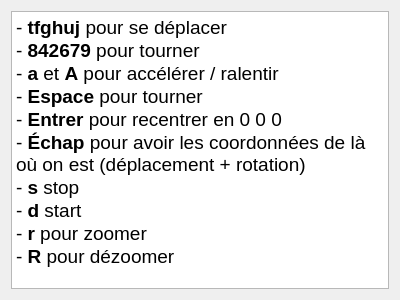
ptilulu/Moteur_4_temps_3D_OpenGL, file aidebutton.ui: the form before one commit.
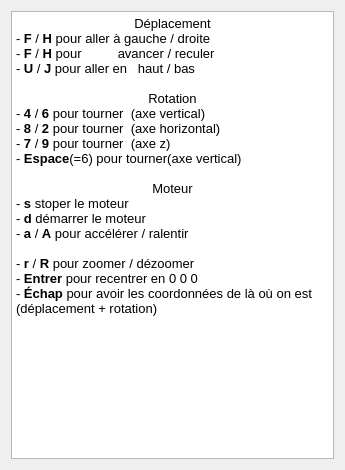
The form after the commit.

Diff of the .ui file:
```diff
--- a/aidebutton.ui
+++ b/aidebutton.ui
@@ -6,8 +6,8 @@
    <rect>
     <x>0</x>
     <y>0</y>
-    <width>400</width>
-    <height>300</height>
+    <width>345</width>
+    <height>470</height>
    </rect>
   </property>
   <property name="windowTitle">
@@ -20,17 +20,26 @@
       <string>&lt;!DOCTYPE HTML PUBLIC &quot;-//W3C//DTD HTML 4.0//EN&quot; &quot;http://www.w3.org/TR/REC-html40/strict.dtd&quot;&gt;
 &lt;html&gt;&lt;head&gt;&lt;meta name=&quot;qrichtext&quot; content=&quot;1&quot; /&gt;&lt;style type=&quot;text/css&quot;&gt;
 p, li { white-space: pre-wrap; }
-&lt;/style&gt;&lt;/head&gt;&lt;body style=&quot; font-family:'MS Shell Dlg 2'; font-size:8.25pt; font-weight:400; font-style:normal;&quot;&gt;
-&lt;p style=&quot; margin-top:0px; margin-bottom:0px; margin-left:0px; margin-right:0px; -qt-block-indent:0; text-indent:0px;&quot;&gt;&lt;span style=&quot; font-size:14pt;&quot;&gt;- &lt;/span&gt;&lt;span style=&quot; font-size:14pt; font-weight:600;&quot;&gt;tfghuj&lt;/span&gt;&lt;span style=&quot; font-size:14pt;&quot;&gt; pour se déplacer&lt;/span&gt;&lt;/p&gt;
-&lt;p style=&quot; margin-top:0px; margin-bottom:0px; margin-left:0px; margin-right:0px; -qt-block-indent:0; text-indent:0px;&quot;&gt;&lt;span style=&quot; font-size:14pt;&quot;&gt;- &lt;/span&gt;&lt;span style=&quot; font-size:14pt; font-weight:600;&quot;&gt;842679&lt;/span&gt;&lt;span style=&quot; font-size:14pt;&quot;&gt; pour tourner&lt;/span&gt;&lt;/p&gt;
-&lt;p style=&quot; margin-top:0px; margin-bottom:0px; margin-left:0px; margin-right:0px; -qt-block-indent:0; text-indent:0px;&quot;&gt;&lt;span style=&quot; font-size:14pt;&quot;&gt;- &lt;/span&gt;&lt;span style=&quot; font-size:14pt; font-weight:600;&quot;&gt;a&lt;/span&gt;&lt;span style=&quot; font-size:14pt;&quot;&gt; et &lt;/span&gt;&lt;span style=&quot; font-size:14pt; font-weight:600;&quot;&gt;A&lt;/span&gt;&lt;span style=&quot; font-size:14pt;&quot;&gt; pour accélérer / ralentir &lt;/span&gt;&lt;/p&gt;
-&lt;p style=&quot; margin-top:0px; margin-bottom:0px; margin-left:0px; margin-right:0px; -qt-block-indent:0; text-indent:0px;&quot;&gt;&lt;span style=&quot; font-size:14pt;&quot;&gt;- &lt;/span&gt;&lt;span style=&quot; font-size:14pt; font-weight:600;&quot;&gt;Espace&lt;/span&gt;&lt;span style=&quot; font-size:14pt;&quot;&gt; pour tourner&lt;/span&gt;&lt;/p&gt;
-&lt;p style=&quot; margin-top:0px; margin-bottom:0px; margin-left:0px; margin-right:0px; -qt-block-indent:0; text-indent:0px;&quot;&gt;&lt;span style=&quot; font-size:14pt;&quot;&gt;- &lt;/span&gt;&lt;span style=&quot; font-size:14pt; font-weight:600;&quot;&gt;Entrer&lt;/span&gt;&lt;span style=&quot; font-size:14pt;&quot;&gt; pour recentrer en 0 0 0&lt;/span&gt;&lt;/p&gt;
-&lt;p style=&quot; margin-top:0px; margin-bottom:0px; margin-left:0px; margin-right:0px; -qt-block-indent:0; text-indent:0px;&quot;&gt;&lt;span style=&quot; font-size:14pt;&quot;&gt;- &lt;/span&gt;&lt;span style=&quot; font-size:14pt; font-weight:600;&quot;&gt;Échap&lt;/span&gt;&lt;span style=&quot; font-size:14pt;&quot;&gt; pour avoir les coordonnées de là où on est (déplacement + rotation)&lt;/span&gt;&lt;/p&gt;
-&lt;p style=&quot; margin-top:0px; margin-bottom:0px; margin-left:0px; margin-right:0px; -qt-block-indent:0; text-indent:0px;&quot;&gt;&lt;span style=&quot; font-size:14pt;&quot;&gt;- &lt;/span&gt;&lt;span style=&quot; font-size:14pt; font-weight:600;&quot;&gt;s&lt;/span&gt;&lt;span style=&quot; font-size:14pt;&quot;&gt; stop&lt;/span&gt;&lt;/p&gt;
-&lt;p style=&quot; margin-top:0px; margin-bottom:0px; margin-left:0px; margin-right:0px; -qt-block-indent:0; text-indent:0px;&quot;&gt;&lt;span style=&quot; font-size:14pt;&quot;&gt;- &lt;/span&gt;&lt;span style=&quot; font-size:14pt; font-weight:600;&quot;&gt;d&lt;/span&gt;&lt;span style=&quot; font-size:14pt;&quot;&gt; start&lt;/span&gt;&lt;/p&gt;
-&lt;p style=&quot; margin-top:0px; margin-bottom:0px; margin-left:0px; margin-right:0px; -qt-block-indent:0; text-indent:0px;&quot;&gt;&lt;span style=&quot; font-size:14pt;&quot;&gt;- &lt;/span&gt;&lt;span style=&quot; font-size:14pt; font-weight:600;&quot;&gt;r&lt;/span&gt;&lt;span style=&quot; font-size:14pt;&quot;&gt; pour zoomer&lt;/span&gt;&lt;/p&gt;
-&lt;p style=&quot; margin-top:0px; margin-bottom:0px; margin-left:0px; margin-right:0px; -qt-block-indent:0; text-indent:0px;&quot;&gt;&lt;span style=&quot; font-size:14pt;&quot;&gt;- &lt;/span&gt;&lt;span style=&quot; font-size:14pt; font-weight:600;&quot;&gt;R&lt;/span&gt;&lt;span style=&quot; font-size:14pt;&quot;&gt; pour dézoomer&lt;/span&gt;&lt;/p&gt;&lt;/body&gt;&lt;/html&gt;</string>
+&lt;/style&gt;&lt;/head&gt;&lt;body style=&quot; font-family:'MS Shell Dlg 2'; font-size:7.8pt; font-weight:400; font-style:normal;&quot;&gt;
+&lt;p align=&quot;center&quot; style=&quot; margin-top:0px; margin-bottom:0px; margin-left:0px; margin-right:0px; -qt-block-indent:0; text-indent:0px;&quot;&gt;&lt;span style=&quot; font-size:10pt;&quot;&gt;Déplacement&lt;/span&gt;&lt;/p&gt;
+&lt;p style=&quot; margin-top:0px; margin-bottom:0px; margin-left:0px; margin-right:0px; -qt-block-indent:0; text-indent:0px;&quot;&gt;&lt;span style=&quot; font-size:10pt;&quot;&gt;- &lt;/span&gt;&lt;span style=&quot; font-size:10pt; font-weight:600;&quot;&gt;F&lt;/span&gt;&lt;span style=&quot; font-size:10pt;&quot;&gt; / &lt;/span&gt;&lt;span style=&quot; font-size:10pt; font-weight:600;&quot;&gt;H&lt;/span&gt;&lt;span style=&quot; font-size:10pt;&quot;&gt; pour aller à gauche / droite&lt;/span&gt;&lt;/p&gt;
+&lt;p style=&quot; margin-top:0px; margin-bottom:0px; margin-left:0px; margin-right:0px; -qt-block-indent:0; text-indent:0px;&quot;&gt;&lt;span style=&quot; font-size:10pt;&quot;&gt;- &lt;/span&gt;&lt;span style=&quot; font-size:10pt; font-weight:600;&quot;&gt;F&lt;/span&gt;&lt;span style=&quot; font-size:10pt;&quot;&gt; / &lt;/span&gt;&lt;span style=&quot; font-size:10pt; font-weight:600;&quot;&gt;H&lt;/span&gt;&lt;span style=&quot; font-size:10pt;&quot;&gt; pour          avancer / reculer&lt;/span&gt;&lt;/p&gt;
+&lt;p style=&quot; margin-top:0px; margin-bottom:0px; margin-left:0px; margin-right:0px; -qt-block-indent:0; text-indent:0px;&quot;&gt;&lt;span style=&quot; font-size:10pt;&quot;&gt;- &lt;/span&gt;&lt;span style=&quot; font-size:10pt; font-weight:600;&quot;&gt;U&lt;/span&gt;&lt;span style=&quot; font-size:10pt;&quot;&gt; / &lt;/span&gt;&lt;span style=&quot; font-size:10pt; font-weight:600;&quot;&gt;J&lt;/span&gt;&lt;span style=&quot; font-size:10pt;&quot;&gt; pour aller en   haut / bas&lt;/span&gt;&lt;/p&gt;
+&lt;p style=&quot;-qt-paragraph-type:empty; margin-top:0px; margin-bottom:0px; margin-left:0px; margin-right:0px; -qt-block-indent:0; text-indent:0px; font-size:10pt;&quot;&gt;&lt;br /&gt;&lt;/p&gt;
+&lt;p align=&quot;center&quot; style=&quot; margin-top:0px; margin-bottom:0px; margin-left:0px; margin-right:0px; -qt-block-indent:0; text-indent:0px;&quot;&gt;&lt;span style=&quot; font-size:10pt;&quot;&gt;Rotation&lt;/span&gt;&lt;/p&gt;
+&lt;p style=&quot; margin-top:0px; margin-bottom:0px; margin-left:0px; margin-right:0px; -qt-block-indent:0; text-indent:0px;&quot;&gt;&lt;span style=&quot; font-size:10pt;&quot;&gt;- &lt;/span&gt;&lt;span style=&quot; font-size:10pt; font-weight:600;&quot;&gt;4 &lt;/span&gt;&lt;span style=&quot; font-size:10pt;&quot;&gt;/&lt;/span&gt;&lt;span style=&quot; font-size:10pt; font-weight:600;&quot;&gt; 6&lt;/span&gt;&lt;span style=&quot; font-size:10pt;&quot;&gt; pour tourner  (axe vertical)&lt;/span&gt;&lt;/p&gt;
+&lt;p style=&quot; margin-top:0px; margin-bottom:0px; margin-left:0px; margin-right:0px; -qt-block-indent:0; text-indent:0px;&quot;&gt;&lt;span style=&quot; font-size:10pt;&quot;&gt;- &lt;/span&gt;&lt;span style=&quot; font-size:10pt; font-weight:600;&quot;&gt;8 &lt;/span&gt;&lt;span style=&quot; font-size:10pt;&quot;&gt;/ &lt;/span&gt;&lt;span style=&quot; font-size:10pt; font-weight:600;&quot;&gt;2 &lt;/span&gt;&lt;span style=&quot; font-size:10pt;&quot;&gt;pour tourner  (axe horizontal)&lt;/span&gt;&lt;/p&gt;
+&lt;p style=&quot; margin-top:0px; margin-bottom:0px; margin-left:0px; margin-right:0px; -qt-block-indent:0; text-indent:0px;&quot;&gt;&lt;span style=&quot; font-size:10pt;&quot;&gt;- &lt;/span&gt;&lt;span style=&quot; font-size:10pt; font-weight:600;&quot;&gt;7&lt;/span&gt;&lt;span style=&quot; font-size:10pt;&quot;&gt; / &lt;/span&gt;&lt;span style=&quot; font-size:10pt; font-weight:600;&quot;&gt;9 &lt;/span&gt;&lt;span style=&quot; font-size:10pt;&quot;&gt;pour tourner  (axe z)&lt;/span&gt;&lt;/p&gt;
+&lt;p style=&quot; margin-top:0px; margin-bottom:0px; margin-left:0px; margin-right:0px; -qt-block-indent:0; text-indent:0px;&quot;&gt;&lt;span style=&quot; font-size:10pt;&quot;&gt;- &lt;/span&gt;&lt;span style=&quot; font-size:10pt; font-weight:600;&quot;&gt;Espace&lt;/span&gt;&lt;span style=&quot; font-size:10pt;&quot;&gt;(=6) pour tourner(axe vertical)&lt;/span&gt;&lt;/p&gt;
+&lt;p style=&quot;-qt-paragraph-type:empty; margin-top:0px; margin-bottom:0px; margin-left:0px; margin-right:0px; -qt-block-indent:0; text-indent:0px; font-size:10pt;&quot;&gt;&lt;br /&gt;&lt;/p&gt;
+&lt;p align=&quot;center&quot; style=&quot; margin-top:0px; margin-bottom:0px; margin-left:0px; margin-right:0px; -qt-block-indent:0; text-indent:0px;&quot;&gt;&lt;span style=&quot; font-size:10pt;&quot;&gt;Moteur&lt;/span&gt;&lt;/p&gt;
+&lt;p style=&quot; margin-top:0px; margin-bottom:0px; margin-left:0px; margin-right:0px; -qt-block-indent:0; text-indent:0px;&quot;&gt;&lt;span style=&quot; font-size:10pt;&quot;&gt;- &lt;/span&gt;&lt;span style=&quot; font-size:10pt; font-weight:600;&quot;&gt;s&lt;/span&gt;&lt;span style=&quot; font-size:10pt;&quot;&gt; stoper le moteur&lt;/span&gt;&lt;/p&gt;
+&lt;p style=&quot; margin-top:0px; margin-bottom:0px; margin-left:0px; margin-right:0px; -qt-block-indent:0; text-indent:0px;&quot;&gt;&lt;span style=&quot; font-size:10pt;&quot;&gt;- &lt;/span&gt;&lt;span style=&quot; font-size:10pt; font-weight:600;&quot;&gt;d&lt;/span&gt;&lt;span style=&quot; font-size:10pt;&quot;&gt; démarrer le moteur&lt;/span&gt;&lt;/p&gt;
+&lt;p style=&quot; margin-top:0px; margin-bottom:0px; margin-left:0px; margin-right:0px; -qt-block-indent:0; text-indent:0px;&quot;&gt;&lt;span style=&quot; font-size:10pt;&quot;&gt;- &lt;/span&gt;&lt;span style=&quot; font-size:10pt; font-weight:600;&quot;&gt;a&lt;/span&gt;&lt;span style=&quot; font-size:10pt;&quot;&gt; / &lt;/span&gt;&lt;span style=&quot; font-size:10pt; font-weight:600;&quot;&gt;A&lt;/span&gt;&lt;span style=&quot; font-size:10pt;&quot;&gt; pour accélérer / ralentir &lt;/span&gt;&lt;/p&gt;
+&lt;p style=&quot;-qt-paragraph-type:empty; margin-top:0px; margin-bottom:0px; margin-left:0px; margin-right:0px; -qt-block-indent:0; text-indent:0px; font-size:10pt;&quot;&gt;&lt;br /&gt;&lt;/p&gt;
+&lt;p style=&quot; margin-top:0px; margin-bottom:0px; margin-left:0px; margin-right:0px; -qt-block-indent:0; text-indent:0px;&quot;&gt;&lt;span style=&quot; font-size:10pt;&quot;&gt;- &lt;/span&gt;&lt;span style=&quot; font-size:10pt; font-weight:600;&quot;&gt;r &lt;/span&gt;&lt;span style=&quot; font-size:10pt;&quot;&gt;/&lt;/span&gt;&lt;span style=&quot; font-size:10pt; font-weight:600;&quot;&gt; R&lt;/span&gt;&lt;span style=&quot; font-size:10pt;&quot;&gt; pour zoomer / dézoomer&lt;/span&gt;&lt;/p&gt;
+&lt;p style=&quot; margin-top:0px; margin-bottom:0px; margin-left:0px; margin-right:0px; -qt-block-indent:0; text-indent:0px;&quot;&gt;&lt;span style=&quot; font-size:10pt;&quot;&gt;- &lt;/span&gt;&lt;span style=&quot; font-size:10pt; font-weight:600;&quot;&gt;Entrer&lt;/span&gt;&lt;span style=&quot; font-size:10pt;&quot;&gt; pour recentrer en 0 0 0&lt;/span&gt;&lt;/p&gt;
+&lt;p style=&quot; margin-top:0px; margin-bottom:0px; margin-left:0px; margin-right:0px; -qt-block-indent:0; text-indent:0px;&quot;&gt;&lt;span style=&quot; font-size:10pt;&quot;&gt;- &lt;/span&gt;&lt;span style=&quot; font-size:10pt; font-weight:600;&quot;&gt;Échap&lt;/span&gt;&lt;span style=&quot; font-size:10pt;&quot;&gt; pour avoir les coordonnées de là où on est (déplacement + rotation)&lt;/span&gt;&lt;/p&gt;&lt;/body&gt;&lt;/html&gt;</string>
      </property>
     </widget>
    </item>
```
Left out of the diff: 3 changed lines with no effect on the pictures.
